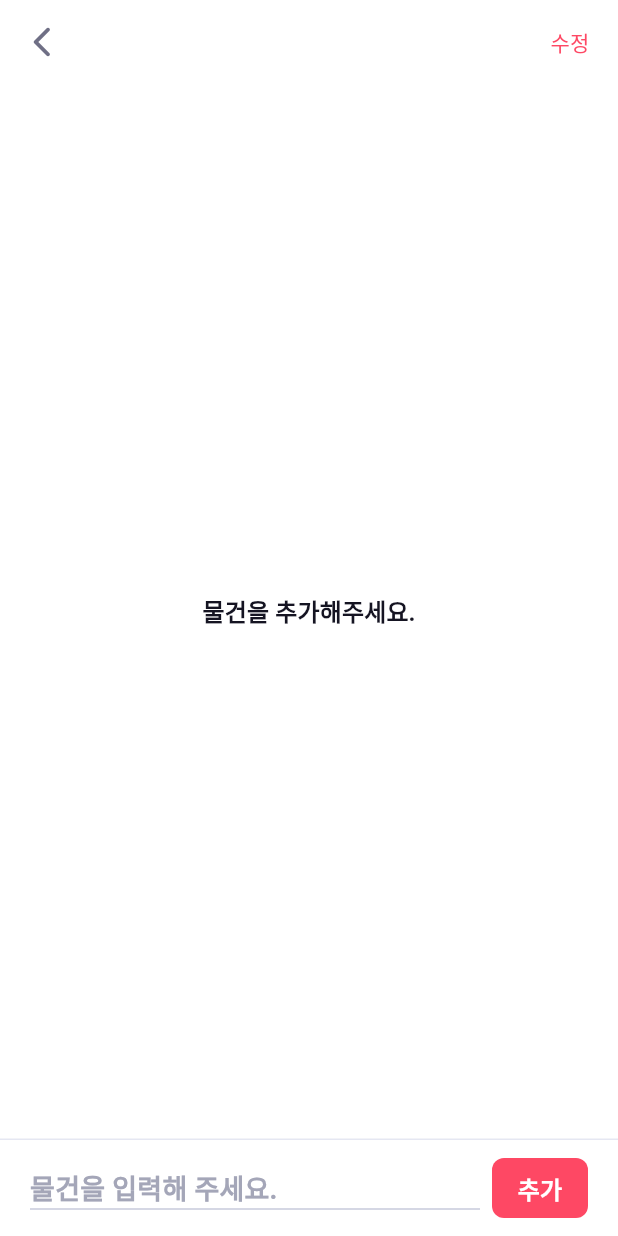
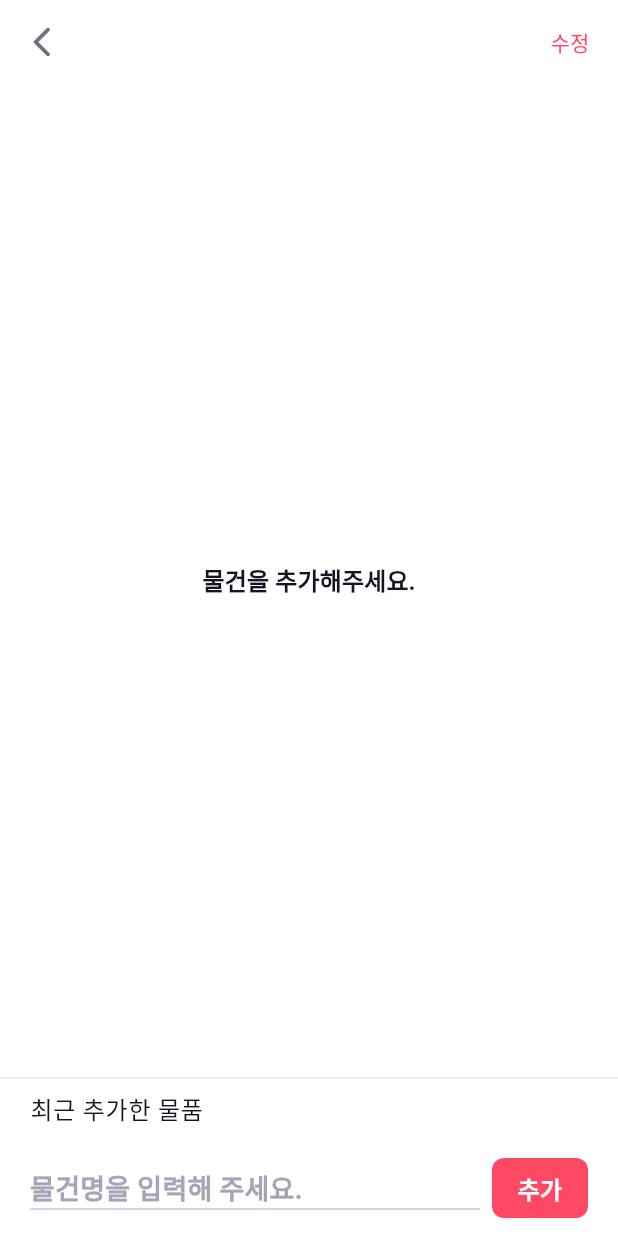
Before and after one commit to flxh4894/easy_cart, a Flutter app: the CartDetailPage screen opened directly with empty values, on a phone screen of 412 x 824 dp. Run offline on Flutter 3.47's test engine with Material 3 defaults, Android fonts, the light colour scheme and no system bars; our stand-ins replace drift, fl_chart, flutter_riverpod, freezed_annotation, get_it, go_router and 5 more; accounts and stored records are empty; generated files the repository leaves out were written again; statements that could not run were skipped.

Commit message:
최근 검색어 UI 추가

```diff
--- a/i18n/intl_ko_KR.arb
+++ b/i18n/intl_ko_KR.arb
@@ -15,6 +15,7 @@
     "ItemInputHint": "물건명을 입력해 주세요.",
     "ECDropDownEnum_Rename": "이름 변경",
     "ECDropDownEnum_Delete": "삭제",
+    "Recent_Keyword": "최근 추가한 물품",
     "Cart_Badege_Title": "아직 {count}개의 물건이 남았습니다.",
     "Cart_Badege_NoItem_Title": "물건을 추가해서 장보기를 시작해보세요!"
 }
--- a/lib/src/cart/use_case.dart
+++ b/lib/src/cart/use_case.dart
@@ -1,10 +1,12 @@
 import 'package:easy_cart/src/cart/service.dart';
 import 'package:easy_cart/src/clients/drift.dart';
+import 'package:easy_cart/src/keyword/service.dart';
 import 'package:easy_cart/util/logger.dart';
 import 'package:get_it/get_it.dart';
 
 class CartUseCase {
   final service = GetIt.I.get<CartService>();
+  final keywordService = GetIt.I.get<KeywordService>();
 
   Future<void> add(CartsCompanion entity) async {
     final repo = service.repo;
@@ -101,7 +103,11 @@ class CartUseCase {
   Future<bool> addCartItem(CartItemsCompanion item) async {
     try {
       final repo = service.repo;
+      final keywordRepo = keywordService.repo;
       await repo.addItem(item);
+      await keywordRepo.add(
+        KeywordsCompanion.insert(keyword: item.title.value),
+      );
       return true;
     } catch (e) {
       logger.e(e.toString());
--- a/lib/src/keyword/use_case.dart
+++ b/lib/src/keyword/use_case.dart
@@ -20,7 +20,7 @@ class KeywordUseCase {
   Future<List<Keyword>> get({int? limit}) async {
     try {
       final repo = service.repo;
-      return await repo.get(limit: 10);
+      return await repo.get(limit: limit);
     } catch (e) {
       logger.e(e.toString());
       return [];
--- a/lib/views/detail/fragments/input_area.dart
+++ b/lib/views/detail/fragments/input_area.dart
@@ -1,8 +1,10 @@
 import 'package:easy_cart/components/input/text_form_feild.dart';
 import 'package:easy_cart/generated/l10n.dart';
 import 'package:easy_cart/provider/cart/cart.dart';
+import 'package:easy_cart/provider/keyword/keyword.dart';
 import 'package:easy_cart/style/color.dart';
 import 'package:easy_cart/style/theme.dart';
+import 'package:easy_cart/views/detail/fragments/recent_keyword.dart';
 
 import 'package:flutter/material.dart';
 import 'package:flutter_riverpod/flutter_riverpod.dart';
@@ -30,11 +32,34 @@ class InputArea extends ConsumerWidget {
         ),
       ),
       padding: const EdgeInsets.symmetric(horizontal: 20, vertical: 8),
-      child: Row(
+      child: Column(
+        crossAxisAlignment: CrossAxisAlignment.start,
+        children: [
+          Consumer(
+            builder: (context, ref, child) {
+              return ref.watch(recentKeywordProvider).when(
+                data: (data) {
+                  return LayoutBuilder(builder: (context, size) {
+                    return RecentKeywordArea(
+                      onTap: (String keyword) => _controller.text = keyword,
+                      data: data,
+                    );
+                  });
+                },
+                error: (error, stackTrace) {
+                  return const Offstage();
+                },
+                loading: () {
+                  return const Offstage();
+                },
+              );
+            },
+          ),
+          Row(
             children: [
               Expanded(
                 child: EasyCartTextInput(
-              hint: "물건을 입력해 주세요.",
+                  hint: L.current.ItemInputHint,
                   focusNode: _focusNode,
                   controller: _controller,
                 ),
@@ -57,7 +82,10 @@ class InputArea extends ConsumerWidget {
                   overlayColor: MaterialStateProperty.resolveWith<Color?>(
                     (Set<MaterialState> states) {
                       if (states.contains(MaterialState.pressed)) {
-                    return EasyCartColorMap().modeStateOverlay.white.pressed;
+                        return EasyCartColorMap()
+                            .modeStateOverlay
+                            .white
+                            .pressed;
                       }
 
                       return null;
@@ -73,8 +101,11 @@ class InputArea extends ConsumerWidget {
                 },
                 child: Text(
                   L.current.Add,
-              style: context.label1.copyWith(color: EasyCartColorMap().white),
+                  style:
+                      context.label1.copyWith(color: EasyCartColorMap().white),
                 ),
+              ),
+            ],
           ),
         ],
       ),
--- /dev/null
+++ b/lib/views/detail/fragments/recent_keyword.dart
@@ -0,0 +1,56 @@
+import 'package:easy_cart/generated/l10n.dart';
+import 'package:easy_cart/src/clients/drift.dart';
+import 'package:easy_cart/style/color.dart';
+import 'package:easy_cart/style/theme.dart';
+import 'package:flutter/material.dart';
+
+class RecentKeywordArea extends StatelessWidget {
+  const RecentKeywordArea({
+    super.key,
+    required this.onTap,
+    required this.data,
+  });
+
+  final Function(String) onTap;
+  final List<Keyword> data;
+
+  @override
+  Widget build(BuildContext context) {
+    return Column(
+      crossAxisAlignment: CrossAxisAlignment.start,
+      children: [
+        Text(
+          L.current.Recent_Keyword,
+          style: context.bodyText1,
+        ),
+        const SizedBox(height: 8),
+        Wrap(
+          spacing: 8,
+          runSpacing: 8,
+          children: data
+              .map(
+                (e) => GestureDetector(
+                  onTap: () => onTap(e.keyword),
+                  child: Container(
+                    padding: const EdgeInsets.symmetric(
+                      horizontal: 8,
+                      vertical: 4,
+                    ),
+                    decoration: BoxDecoration(
+                      color: EasyCartColorMap().gray.shade100,
+                      borderRadius: BorderRadius.circular(4),
+                    ),
+                    child: Text(
+                      e.keyword,
+                      style: context.bodyText2,
+                    ),
+                  ),
+                ),
+              )
+              .toList(),
+        ),
+        const SizedBox(height: 8),
+      ],
+    );
+  }
+}
```
Also changed, not shown: lib/provider/cart/cart.dart (+1 -10 lines), lib/provider/keyword/keyword.dart (added, +18 -0 lines), lib/src/keyword/repository/repository.dart (+4 -3 lines), lib/views/root/cart.dart (+6 -2 lines), lib/generated/intl/messages_ko_KR.dart, lib/generated/l10n.dart. Lines whose indentation alone changed are shown as unchanged.
